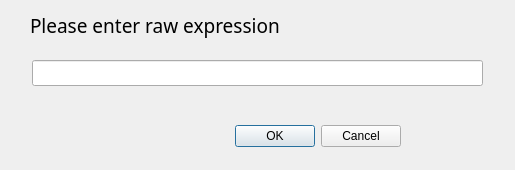
Old version of the form Calculator/forms/prompt.ui in the repository bitsourcerer/Calqlator.
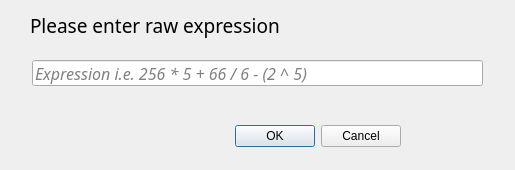
New version of the form.

```diff
--- a/Calculator/forms/prompt.ui
+++ b/Calculator/forms/prompt.ui
@@ -67,6 +67,9 @@
    <property name="text">
     <string/>
    </property>
+   <property name="placeholderText">
+    <string>Expression i.e. 256 * 5 + 66 / 6 - (2 ^ 5)</string>
+   </property>
   </widget>
  </widget>
  <resources/>
```
